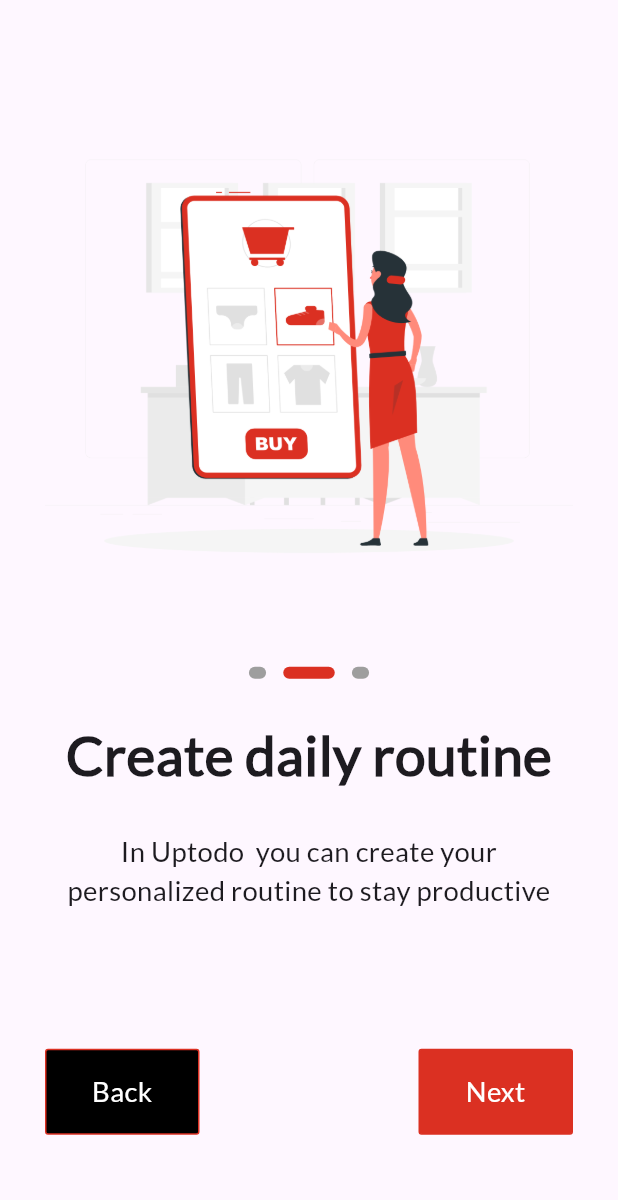
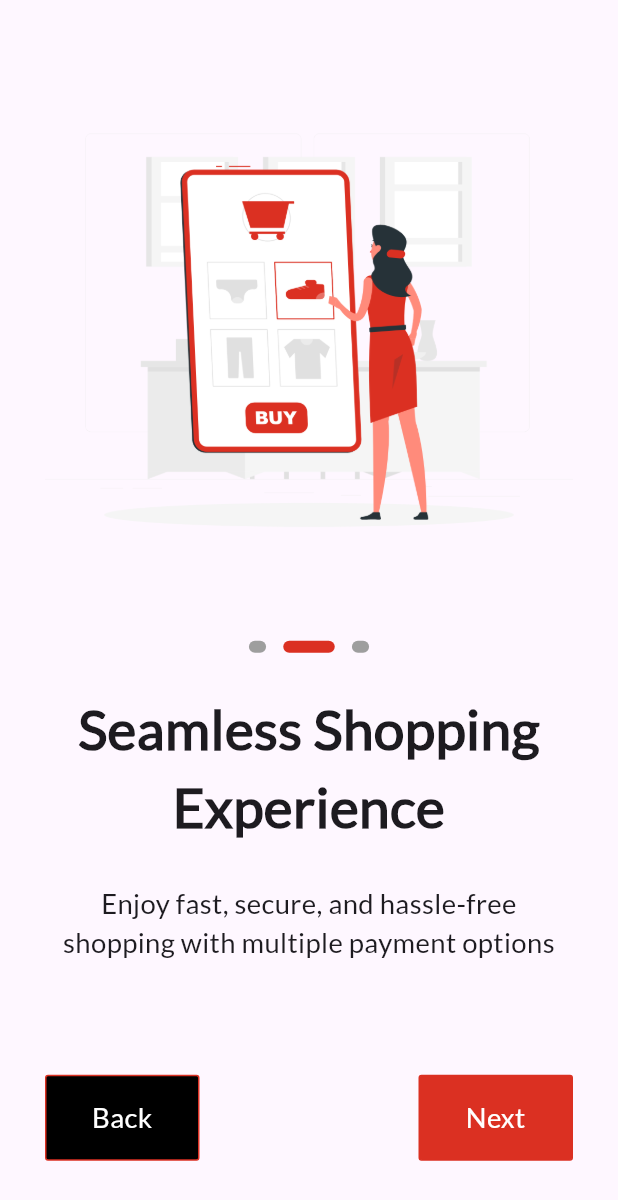
Before and after one commit to romisaa5/Fashique-E_commerce-App, a Flutter app: the screen it shows after launch, after a tap on "Next", on a phone screen of 412 x 824 dp. Shown: the top 1200 px of the screen. Run offline on Flutter 3.47's test engine with Material 3 defaults, Android fonts, the phone set to English and light mode, and no system bars; our stand-ins replace flutter_screenutil, font_awesome_flutter, go_router.

Commit message:
Edit on boarding screens

```diff
--- a/lib/featured/onboarding/presentation/views/first_screen.dart
+++ b/lib/featured/onboarding/presentation/views/first_screen.dart
@@ -30,9 +30,9 @@ class _FirstScreenState extends State<FirstScreen> {
             Spacer(),
             Image.asset('assets/images/onboard1.png'),
              PageIndicator(currentIndex: 0, totalPages: 3),
-            Text('Manage your tasks', style: Styles.textStyle32),
+            Text('Discover the Latest Fashion Trends', style: Styles.textStyle32,textAlign: TextAlign.center,),
             Text(
-              'You can easily manage all of your daily tasks in DoMe for free',
+              'Shop the hottest styles, from casual to chic, all in one place',
               style: Styles.textStyle16,
               textAlign: TextAlign.center,
             ),
--- a/lib/featured/onboarding/presentation/views/second_screen.dart
+++ b/lib/featured/onboarding/presentation/views/second_screen.dart
@@ -24,9 +24,9 @@ class SecondScreen extends StatelessWidget {
             Spacer(),
             Image.asset('assets/images/onboard2.png'),
             PageIndicator(currentIndex: 1, totalPages: 3),
-            Text('Create daily routine', style: Styles.textStyle32),
+            Text('Seamless Shopping Experience', style: Styles.textStyle32, textAlign: TextAlign.center,),
             Text(
-              'In Uptodo  you can create your personalized routine to stay productive',
+              'Enjoy fast, secure, and hassle-free shopping with multiple payment options',
               style: Styles.textStyle16,
               textAlign: TextAlign.center,
             ),
--- a/lib/featured/onboarding/presentation/views/third_screen.dart
+++ b/lib/featured/onboarding/presentation/views/third_screen.dart
@@ -24,9 +24,9 @@ class ThirdScreen extends StatelessWidget {
             Spacer(),
             Image.asset('assets/images/onboard3.png'),
             PageIndicator(currentIndex: 2, totalPages: 3),
-            Text('Orgonaize your tasks', style: Styles.textStyle32),
+            Text( 'Unlock Exclusive Offers', style: Styles.textStyle32, textAlign: TextAlign.center,),
             Text(
-              'You can organize your daily tasks by adding your tasks into separate categories',
+              'Get special discounts, early access to new arrivals, and rewards just for you',
               style: Styles.textStyle16,
               textAlign: TextAlign.center,
             ),
```
